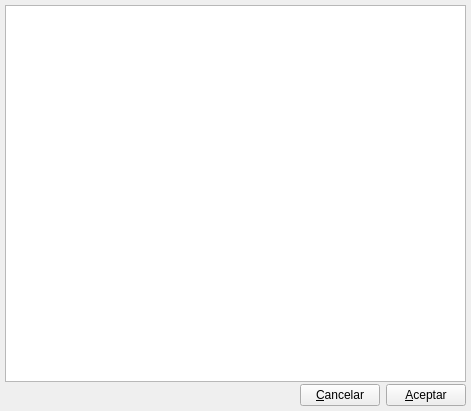
The window that bulmages/bulmafact/src/comercialbf/listzonacomercialbase.ui (eboladev/Bulmages-1) describes before a commit, drawn with Qt 5.
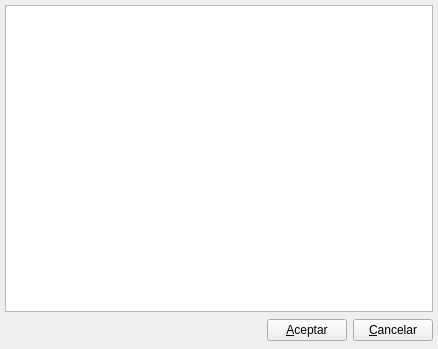
The same window after the commit. Icons and pictures are not drawn. Custom widgets are drawn as their Qt base class.

The edit to the form file:
```diff
--- a/bulmages/bulmafact/src/comercialbf/listzonacomercialbase.ui
+++ b/bulmages/bulmafact/src/comercialbf/listzonacomercialbase.ui
@@ -8,8 +8,8 @@
    <rect>
     <x>0</x>
     <y>0</y>
-    <width>471</width>
-    <height>411</height>
+    <width>438</width>
+    <height>349</height>
    </rect>
   </property>
   <property name="windowTitle" >
@@ -23,7 +23,7 @@
     <number>5</number>
    </property>
    <property name="spacing" >
-    <number>2</number>
+    <number>5</number>
    </property>
    <item>
     <widget class="ListZonaComercialSubForm" name="mui_listado" />
@@ -43,19 +43,12 @@
        </property>
        <property name="sizeHint" >
         <size>
-         <width>581</width>
-         <height>20</height>
+         <width>277</width>
+         <height>27</height>
         </size>
        </property>
       </spacer>
      </item>
-     <item>
-      <widget class="QPushButton" name="mui_cancelar" >
-       <property name="text" >
-        <string>&amp;Cancelar</string>
-       </property>
-      </widget>
-     </item>
      <item>
       <widget class="QPushButton" name="mui_aceptar" >
        <property name="text" >
@@ -63,6 +56,13 @@
        </property>
       </widget>
      </item>
+     <item>
+      <widget class="QPushButton" name="mui_cancelar" >
+       <property name="text" >
+        <string>&amp;Cancelar</string>
+       </property>
+      </widget>
+     </item>
     </layout>
    </item>
   </layout>
```
Left out of the diff: 2 changed lines with no effect on the pictures.
